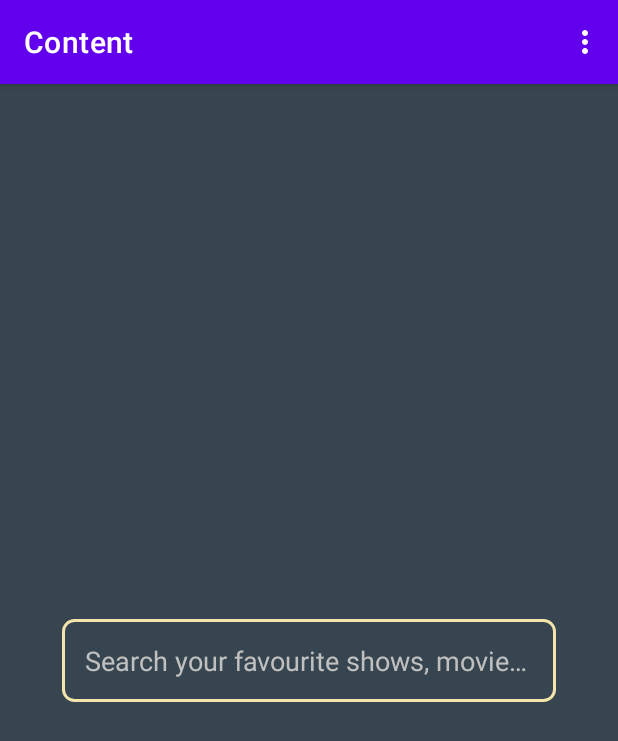
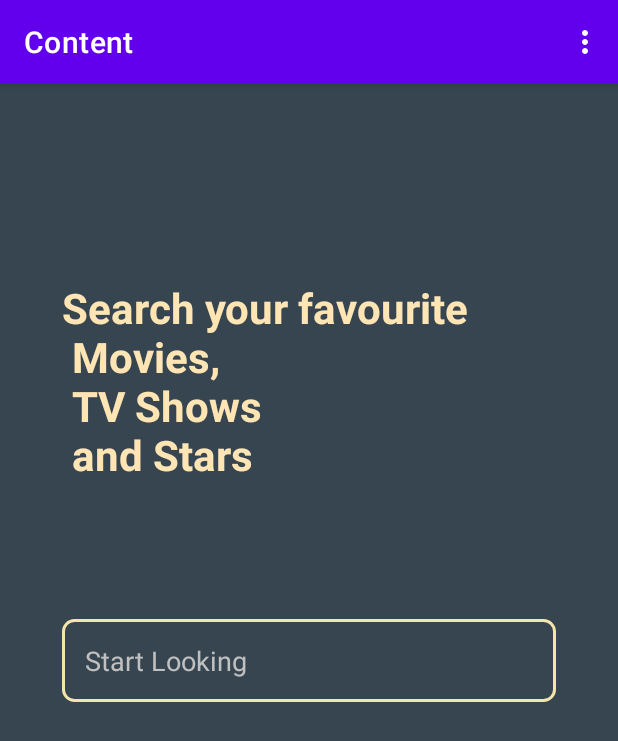
Before and after one commit to abbasshah17/tmdb, an Android app: the screen it shows after launch (MainActivity), on a phone screen of 412 x 824 dp. Shown: the top 741 px of the screen. Run offline under Robolectric (Android 15) with nearby library versions, the phone set to English and light mode, and no system bars; our stand-ins replace Dagger/Hilt's generated code, Shimmer, data binding, navigation-ui.

Commit message:
Adds carousel views into layout and fixes animation issue.

```diff
--- a/app/src/main/res/layout/search_content_layout.xml
+++ b/app/src/main/res/layout/search_content_layout.xml
@@ -10,7 +10,7 @@
         android:layout_width="match_parent"
         android:layout_height="match_parent"
 
-        android:background="@color/charcoal"
+        android:background="@color/app_bg_color"
 
         app:layoutDescription="@xml/search_content_layout_scene"
         >
@@ -53,6 +53,24 @@
 
             android:orientation="vertical"
             app:layout_constraintGuide_percent="0.9"
+            />
+
+        <TextView
+            android:id="@+id/searchInfoTitle"
+
+            android:layout_width="0dp"
+            android:layout_height="wrap_content"
+
+            android:text="@string/search_info_title_text"
+            android:textSize="@dimen/searchInfoTitleTextSize"
+            android:textStyle="bold"
+            android:textColor="@color/search_info_text_color"
+
+            app:layout_constraintTop_toBottomOf="@id/contentTopGuide"
+            app:layout_constraintBottom_toTopOf="@id/searchQueryField"
+
+            app:layout_constraintStart_toEndOf="@id/contentStartGuide"
+            app:layout_constraintEnd_toStartOf="@id/contentEndGuide"
             />
 
         <EditText
@@ -102,7 +120,7 @@
         </com.facebook.shimmer.ShimmerFrameLayout>
 
         <androidx.recyclerview.widget.RecyclerView
-            android:id="@+id/contentItems"
+            android:id="@+id/carousels"
 
             android:layout_width="0dp"
             android:layout_height="0dp"
@@ -110,8 +128,13 @@
             app:layout_constraintTop_toBottomOf="@id/searchQueryField"
             app:layout_constraintBottom_toTopOf="@id/contentBottomGuide"
 
-            app:layout_constraintStart_toEndOf="@id/contentStartGuide"
-            app:layout_constraintEnd_toStartOf="@id/contentEndGuide"
+            app:layout_constraintStart_toStartOf="parent"
+            app:layout_constraintEnd_toEndOf="parent"
+
+            android:visibility="gone"
+
+            tools:listitem="@layout/carousel_layout"
+            tools:visibility="visible"
             />
 
     </androidx.constraintlayout.motion.widget.MotionLayout>
--- a/app/src/main/res/layout/shimmer_carousel.xml
+++ b/app/src/main/res/layout/shimmer_carousel.xml
@@ -6,7 +6,7 @@
     android:layout_width="match_parent"
     android:layout_height="wrap_content"
 
-    android:paddingVertical="20dp"
+    android:paddingVertical="@dimen/carouselPaddingVertical"
     >
 
     <TextView
@@ -15,7 +15,7 @@
         android:layout_width="200dp"
         android:layout_height="wrap_content"
 
-        android:layout_marginHorizontal="10dp"
+        android:layout_marginHorizontal="@dimen/carouselTitleMarginHorizontal"
 
         android:textSize="@dimen/carouselTitleTextSize"
 
--- a/app/src/main/res/layout/shimmer_carousel_item.xml
+++ b/app/src/main/res/layout/shimmer_carousel_item.xml
@@ -6,7 +6,7 @@
     android:layout_width="wrap_content"
     android:layout_height="wrap_content"
 
-    android:paddingVertical="20dp">
+    android:paddingVertical="@dimen/contentItemPaddingVertical">
 
     <ImageView
         android:id="@+id/shimmerCarouselItemImage"
@@ -29,7 +29,7 @@
         android:layout_width="100dp"
         android:layout_height="wrap_content"
 
-        android:textSize="@dimen/carouselTitleTextSize"
+        android:textSize="@dimen/contentItemTitleTextSize"
 
         android:layout_marginTop="10dp"
 
--- a/app/src/main/res/values/colors.xml
+++ b/app/src/main/res/values/colors.xml
@@ -12,6 +12,12 @@
     <color name="silver">#C0C0C0</color>
     <color name="vanilla">#F3E5AB</color>
     <color name="pearl">#E2DFD2</color>
+    <color name="off_white">#FAF9F6</color>
+    <color name="peach">#FFE5B4</color>
 
+    <color name="app_bg_color">@color/charcoal</color>
     <color name="shimmer_placeholder_color">#e0e0e0</color>
+    <color name="carousel_title_color">@color/off_white</color>
+    <color name="content_title_color">@color/peach</color>
+    <color name="search_info_text_color">@color/peach</color>
 </resources>
--- a/app/src/main/res/values/strings.xml
+++ b/app/src/main/res/values/strings.xml
@@ -11,5 +11,6 @@
     <string name="hello_second_fragment">Hello second fragment. Arg: %1$s</string>
 
     <string name="content_label">Content</string>
-    <string name="search_query_hint">Search your favourite shows, movies and people</string>
+    <string name="search_query_hint">Start Looking</string>
+    <string name="search_info_title_text">Search your favourite\n  Movies,\n  TV Shows\n  and Stars</string>
 </resources>
--- a/app/src/main/res/xml/search_content_layout_scene.xml
+++ b/app/src/main/res/xml/search_content_layout_scene.xml
@@ -12,6 +12,23 @@
             app:layout_constraintStart_toEndOf="@id/contentStartGuide"
             app:layout_constraintBottom_toTopOf="@id/contentBottomGuide"
             app:layout_constraintTop_toBottomOf="@id/contentTopGuide" />
+        <Constraint
+            android:id="@+id/searchInfoTitle"
+            app:layout_constraintStart_toEndOf="@id/contentStartGuide"
+            app:layout_constraintEnd_toStartOf="@id/contentEndGuide"
+            android:layout_width="0dp"
+            android:layout_height="wrap_content"
+            app:layout_constraintBottom_toTopOf="@id/searchQueryField"
+            app:layout_constraintTop_toBottomOf="@id/contentTopGuide" />
+        <Constraint
+            android:id="@+id/carousels"
+            app:layout_constraintEnd_toEndOf="parent"
+            android:layout_width="0dp"
+            android:layout_height="0dp"
+            app:layout_constraintBottom_toTopOf="@id/contentBottomGuide"
+            android:visibility="gone"
+            app:layout_constraintTop_toBottomOf="@id/searchQueryField"
+            app:layout_constraintStart_toStartOf="parent" />
     </ConstraintSet>
 
     <ConstraintSet android:id="@+id/end">
@@ -22,8 +39,27 @@
             android:layout_height="wrap_content"
             app:layout_constraintEnd_toStartOf="@id/contentEndGuide"
             app:layout_constraintStart_toEndOf="@id/contentStartGuide"
-            app:layout_constraintBottom_toTopOf="@id/contentItems"
+            app:layout_constraintBottom_toTopOf="@id/carousels"
             app:layout_constraintTop_toBottomOf="@id/contentTopGuide" />
+        <Constraint
+            android:id="@+id/searchInfoTitle"
+            app:layout_constraintStart_toEndOf="@id/contentStartGuide"
+            app:layout_constraintEnd_toStartOf="@id/contentEndGuide"
+            android:layout_width="0dp"
+            android:layout_height="wrap_content"
+            app:layout_constraintBottom_toTopOf="@id/searchQueryField"
+            app:layout_constraintTop_toBottomOf="@id/contentTopGuide"
+            android:visibility="invisible"
+            />
+        <Constraint
+            android:id="@+id/carousels"
+            app:layout_constraintEnd_toEndOf="parent"
+            android:layout_width="0dp"
+            android:layout_height="0dp"
+            app:layout_constraintBottom_toTopOf="@id/contentBottomGuide"
+            android:visibility="visible"
+            app:layout_constraintTop_toBottomOf="@id/searchQueryField"
+            app:layout_constraintStart_toStartOf="parent" />
     </ConstraintSet>
 
     <Transition
```
Also changed, not shown: app/src/main/java/com/starzplay/view/content/ContentFragment.kt (+11 -0 lines), app/src/main/res/layout/carousel_layout.xml (added, +54 -0 lines), app/src/main/res/layout/content_item_layout.xml (added, +52 -0 lines), app/src/main/res/values/dimens.xml (+9 -1 lines), app/src/main/res/drawable/zsjl_poster.jpg (added).
